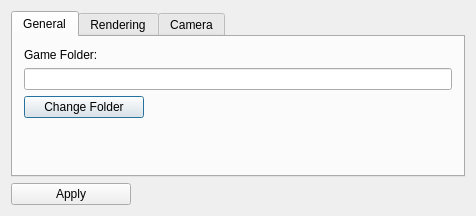
First picture: the form in WMVx/SettingsDialog.ui, repository Frostshake/WMVx, before the edit.
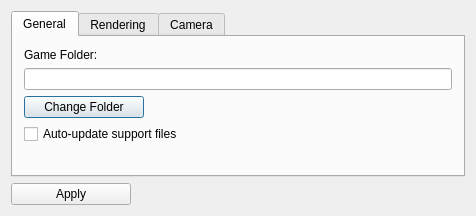
Second picture: the form after the edit.

Commit message: auto update support files progress.

```diff
--- a/WMVx/SettingsDialog.ui
+++ b/WMVx/SettingsDialog.ui
@@ -56,6 +56,13 @@
          </property>
         </widget>
        </item>
+       <item>
+        <widget class="QCheckBox" name="checkBoxUpdateSupport">
+         <property name="text">
+          <string>Auto-update support files</string>
+         </property>
+        </widget>
+       </item>
        <item>
         <spacer name="verticalSpacer">
          <property name="orientation">
```
The commit also changes 11 other files.
